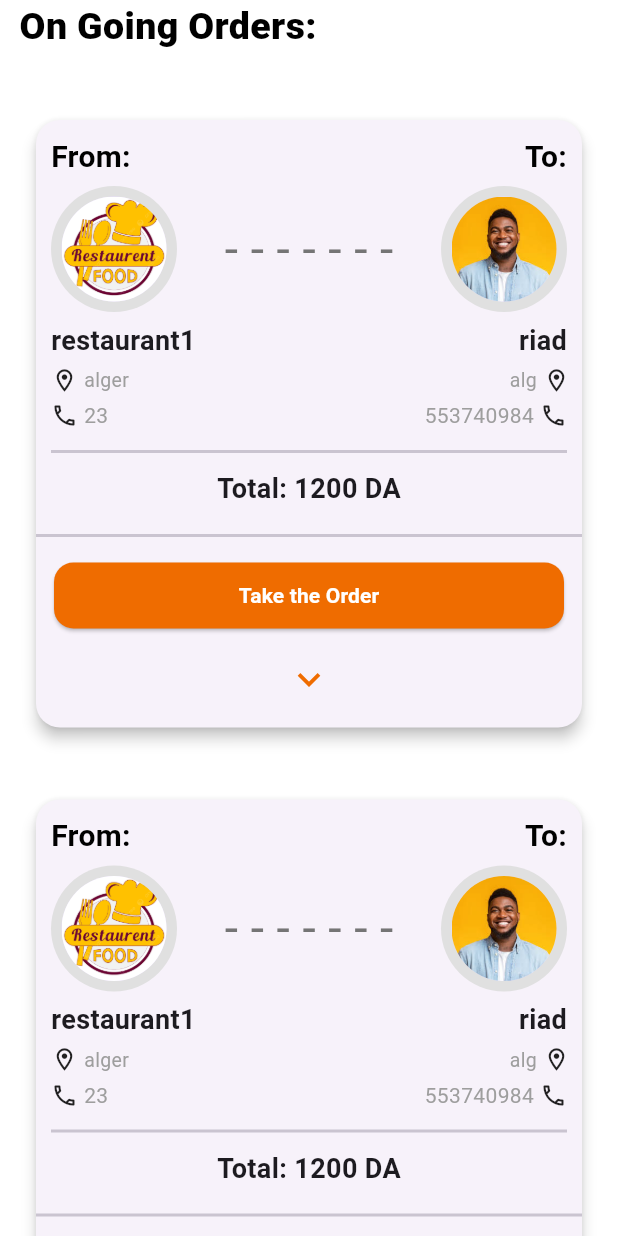
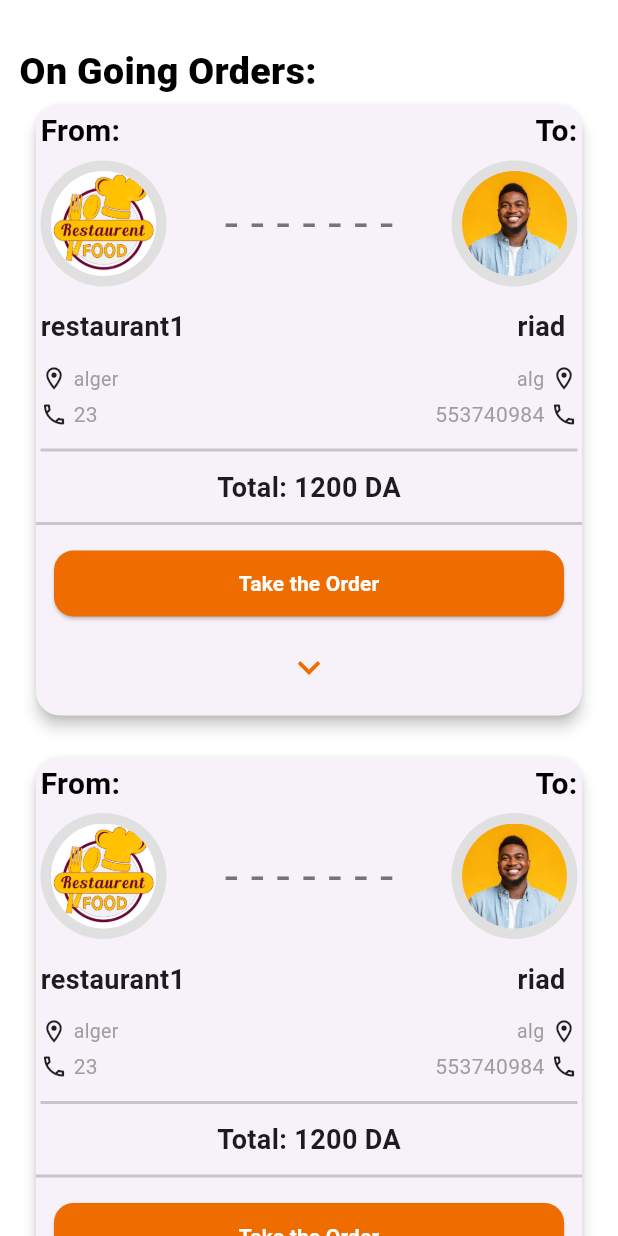
Before and after one commit to ansel-cordel/project_2CP, a Flutter app: the DelivererOrderScreen screen opened directly, on a phone screen of 412 x 824 dp. Run offline on Flutter 3.47's test engine with Material 3 defaults, Android fonts, the phone set to English and light mode, and no system bars; our stand-ins replace dropdown_button2, flutter_riverpod, flutter_secure_storage, get, google_fonts, image_picker and 1 more; accounts and stored records are empty; generated files the repository leaves out were written again.

Commit message:
addded some more linking

```diff
--- a/lib/features/auth/providers/signup.dart
+++ b/lib/features/auth/providers/signup.dart
@@ -28,7 +28,7 @@ class RegisterNotifier extends StateNotifier<AsyncValue<void>> {
         password: password,
         email: email,
         address: address,
-        role: role,
+
       );
       state = const AsyncValue.data(null);
     } catch (e, st) {
--- a/lib/features/client/home/data/fetch_items.dart
+++ b/lib/features/client/home/data/fetch_items.dart
@@ -5,7 +5,7 @@ import 'package:project_2cp/features/client/home/data/restaurant_model.dart';
 import 'package:project_2cp/features/client/orderlist/data/Item_mdeol.dart';
 
 class ApiService {
-  static const String baseUrl = 'https://curvy-icons-fix.loca.lt/api';
+  static const String baseUrl = 'https://giant-cups-swim.loca.lt';
 
    // ✅ [1] Confirm that the client has received the order
   static Future<void> confirmOrderReceived(int orderId) async {
--- a/lib/features/delivrer/OrdersScreen/Order_widget.dart
+++ b/lib/features/delivrer/OrdersScreen/Order_widget.dart
@@ -70,7 +70,7 @@ class _OrdersState extends ConsumerState<Orders> with TickerProviderStateMixin {
         children: [
           // Header: Images, names, locations, numbers
           Padding(
-            padding: const EdgeInsets.all(10),
+            padding: const EdgeInsets.all(3),
             child: Column(
               children: [
                 const Row(
@@ -120,9 +120,12 @@ class _OrdersState extends ConsumerState<Orders> with TickerProviderStateMixin {
                     Text(widget.resName,
                         style: const TextStyle(
                             fontSize: 18, fontWeight: FontWeight.w600)),
-                    Text(widget.cliName,
-                        style: const TextStyle(
-                            fontSize: 18, fontWeight: FontWeight.w600)),
+                    Padding(
+                      padding: const EdgeInsets.all(8.0),
+                      child: Text(widget.cliName,
+                          style: const TextStyle(
+                              fontSize: 18, fontWeight: FontWeight.w600)),
+                    ),
                   ],
                 ),
                 const SizedBox(height: 4),
@@ -200,8 +203,8 @@ class _OrdersState extends ConsumerState<Orders> with TickerProviderStateMixin {
             child: isExpanded
                 ? Container(
                     color: Colors.grey[200],
-                    padding:
-                        const EdgeInsets.symmetric(horizontal: 12, vertical: 10),
+                    padding: const EdgeInsets.symmetric(
+                        horizontal: 12, vertical: 10),
                     child: Column(
                       children: [
                         buildItemRow("- Pizza", "100 DA x 5"),
--- a/lib/features/delivrer/OrdersScreen/main_orders.dart
+++ b/lib/features/delivrer/OrdersScreen/main_orders.dart
@@ -41,7 +41,10 @@ class DelivererOrderScreen extends ConsumerWidget {
       backgroundColor: Colors.white,
       body: Column(
         children: [
-          ongoingText(),
+          Padding(
+            padding: const EdgeInsets.only(top: 30),
+            child: ongoingText(),
+          ),
           Expanded(
             child: ListView.builder(
               itemCount: orders.length,
@@ -49,10 +52,13 @@ class DelivererOrderScreen extends ConsumerWidget {
                 final currentOrder = orders[index];
                 return GestureDetector(
                   onTap: () {
-                    ref.read(orderListDelProvider.notifier).addorder(currentOrder);
+                    ref
+                        .read(orderListDelProvider.notifier)
+                        .addorder(currentOrder);
                   },
                   child: Container(
-                    padding: const EdgeInsets.only(left: 20, right: 20, top: 40),
+                    padding:
+                        const EdgeInsets.only(left: 20, right: 20, bottom: 20),
                     child: Orders(
                       resPic: currentOrder.restoimg,
                       cliPic: currentOrder.clientimg,
--- a/lib/features/restaurantpage/data/add_item_servide.dart
+++ b/lib/features/restaurantpage/data/add_item_servide.dart
@@ -5,7 +5,7 @@ import 'package:path/path.dart';
 import 'package:project_2cp/features/restaurantpage/data/itemmodel.dart';
 
 class MenuItemService {
-  final String baseUrl = 'http://localhost:8000/api/restaurant/123/menu/items/';
+  final String baseUrl = 'https://loud-shrimps-marry.loca.lt/';
 
   // Fetch menu items
   Future<List<MenuItem>> fetchMenuItems() async {
--- a/lib/features/restaurantpage/presentation/ProfileScreen/reatau.info.dart
+++ b/lib/features/restaurantpage/presentation/ProfileScreen/reatau.info.dart
@@ -112,7 +112,7 @@ class _RestauInfoState extends State<RestauInfo> {
                         buttonStyleData: ButtonStyleData(
                           height: 40,
                           width: 80,
-                          padding: const EdgeInsets.symmetric(horizontal: 10),
+                          padding: const EdgeInsets.symmetric(horizontal: 2),
                           decoration: BoxDecoration(
                             borderRadius: BorderRadius.circular(8),
                             border: Border.all(
@@ -152,7 +152,7 @@ class _RestauInfoState extends State<RestauInfo> {
                         buttonStyleData: ButtonStyleData(
                           height: 40,
                           width: 80,
-                          padding: const EdgeInsets.symmetric(horizontal: 10),
+                          padding: const EdgeInsets.symmetric(horizontal: 2),
                           decoration: BoxDecoration(
                             borderRadius: BorderRadius.circular(8),
                             border: Border.all(
```
Also changed, not shown: lib/features/auth/data/fetch.dart (+4 -4 lines), lib/features/delivrer/HistoryScreen/main_history.dart (+6 -10 lines), lib/features/restaurantpage/data/fetch_menu_items.dart (+9 -5 lines), lib/features/restaurantpage/presentation/ProfileScreen/profile.pic.dart (+42 -31 lines), lib/main.dart (+4 -4 lines), 4 other files.
